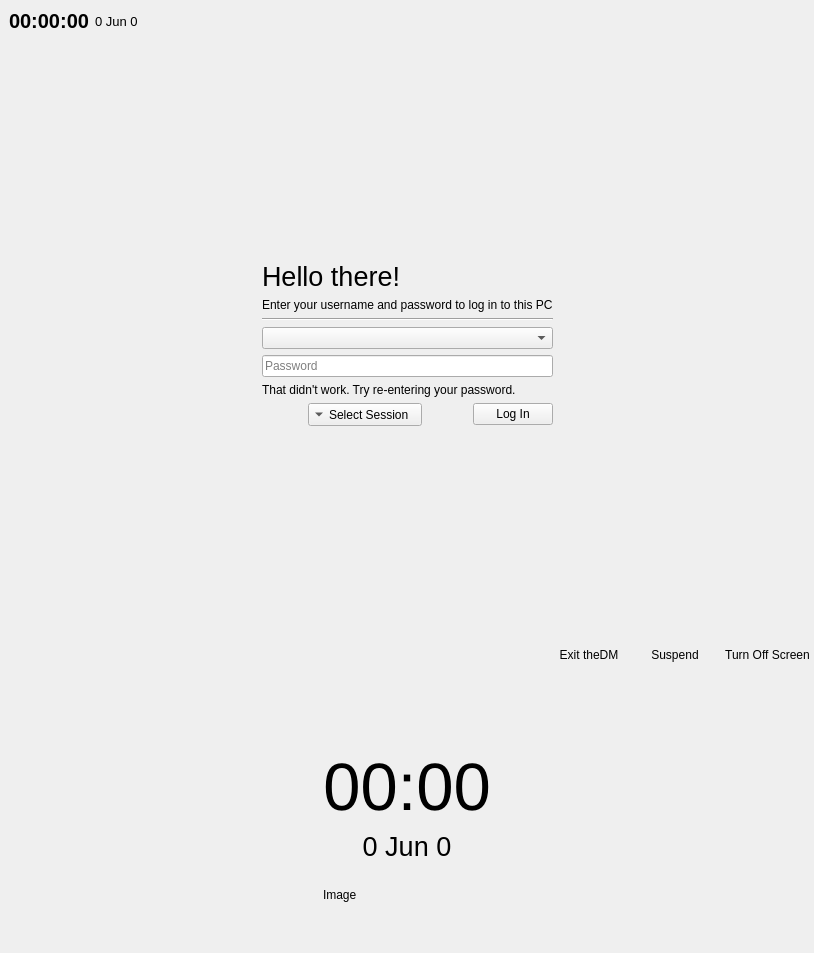
Above: mainwindow.ui from vicr123/thedm before the change. Below: the same form after it.
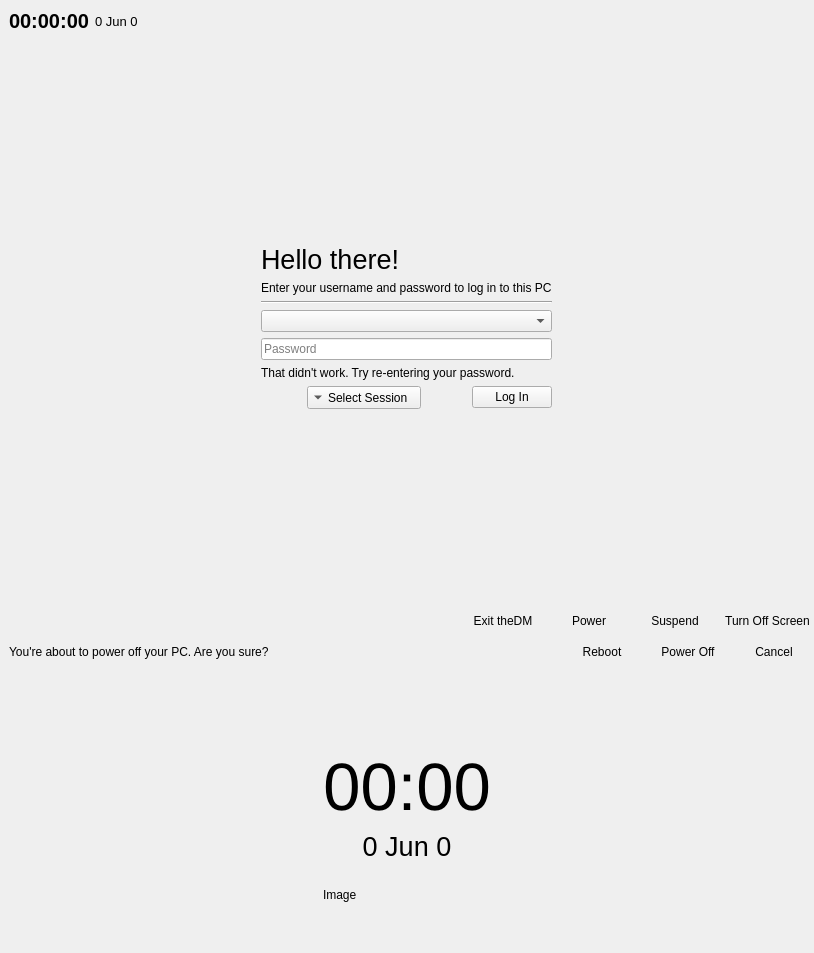
That is the form after the change. Icons and pictures are not drawn. Custom widgets are drawn as their Qt base class.

Commit message: Add power options

What changed in the file:
```diff
--- a/mainwindow.ui
+++ b/mainwindow.ui
@@ -28,7 +28,7 @@
      <number>0</number>
     </property>
     <item row="4" column="0" colspan="3">
-     <widget class="QFrame" name="frame_3">
+     <widget class="QFrame" name="powerOptionsFrame">
       <property name="frameShape">
        <enum>QFrame::NoFrame</enum>
       </property>
@@ -75,6 +75,19 @@
          </property>
         </widget>
        </item>
+       <item>
+        <widget class="QPushButton" name="powerButton">
+         <property name="text">
+          <string>Power</string>
+         </property>
+         <property name="icon">
+          <iconset theme="system-shutdown"/>
+         </property>
+         <property name="flat">
+          <bool>true</bool>
+         </property>
+        </widget>
+       </item>
        <item>
         <widget class="QPushButton" name="suspendButton">
          <property name="text">
@@ -353,7 +366,7 @@
       </property>
      </spacer>
     </item>
-    <item row="5" column="0" colspan="2">
+    <item row="6" column="0" colspan="2">
      <widget class="QFrame" name="paddingFrame">
       <property name="sizePolicy">
        <sizepolicy hsizetype="Preferred" vsizetype="Fixed">
@@ -369,7 +382,7 @@
       </property>
      </widget>
     </item>
-    <item row="6" column="0" colspan="3">
+    <item row="7" column="0" colspan="3">
      <widget class="CoverFrame" name="Cover">
       <property name="autoFillBackground">
        <bool>true</bool>
@@ -532,6 +545,85 @@
       </layout>
      </widget>
     </item>
+    <item row="5" column="0" colspan="3">
+     <widget class="QFrame" name="confirmPowerFrame">
+      <property name="autoFillBackground">
+       <bool>true</bool>
+      </property>
+      <property name="frameShape">
+       <enum>QFrame::NoFrame</enum>
+      </property>
+      <property name="frameShadow">
+       <enum>QFrame::Raised</enum>
+      </property>
+      <layout class="QHBoxLayout" name="horizontalLayout">
+       <property name="leftMargin">
+        <number>9</number>
+       </property>
+       <property name="topMargin">
+        <number>3</number>
+       </property>
+       <property name="rightMargin">
+        <number>0</number>
+       </property>
+       <property name="bottomMargin">
+        <number>3</number>
+       </property>
+       <item>
+        <widget class="QLabel" name="label">
+         <property name="sizePolicy">
+          <sizepolicy hsizetype="Expanding" vsizetype="Preferred">
+           <horstretch>0</horstretch>
+           <verstretch>0</verstretch>
+          </sizepolicy>
+         </property>
+         <property name="text">
+          <string>You're about to power off your PC. Are you sure?</string>
+         </property>
+        </widget>
+       </item>
+       <item>
+        <widget class="QPushButton" name="rebootButton">
+         <property name="text">
+          <string>Reboot</string>
+         </property>
+         <property name="icon">
+          <iconset theme="system-reboot"/>
+         </property>
+         <property name="flat">
+          <bool>true</bool>
+         </property>
+        </widget>
+       </item>
+       <item>
+        <widget class="QPushButton" name="powerOffButton">
+         <property name="text">
+          <string>Power Off</string>
+         </property>
+         <property name="icon">
+          <iconset theme="system-shutdown-"/>
+         </property>
+         <property name="flat">
+          <bool>true</bool>
+         </property>
+        </widget>
+       </item>
+       <item>
+        <widget class="QPushButton" name="cancelPowerOptions">
+         <property name="text">
+          <string>Cancel</string>
+         </property>
+         <property name="icon">
+          <iconset theme="dialog-cancel"/>
+         </property>
+         <property name="flat">
+          <bool>true</bool>
+         </property>
+        </widget>
+       </item>
+      </layout>
+     </widget>
+    </item>
    </layout>
   </widget>
  </widget>
```
The commit also changes 3 other files.
